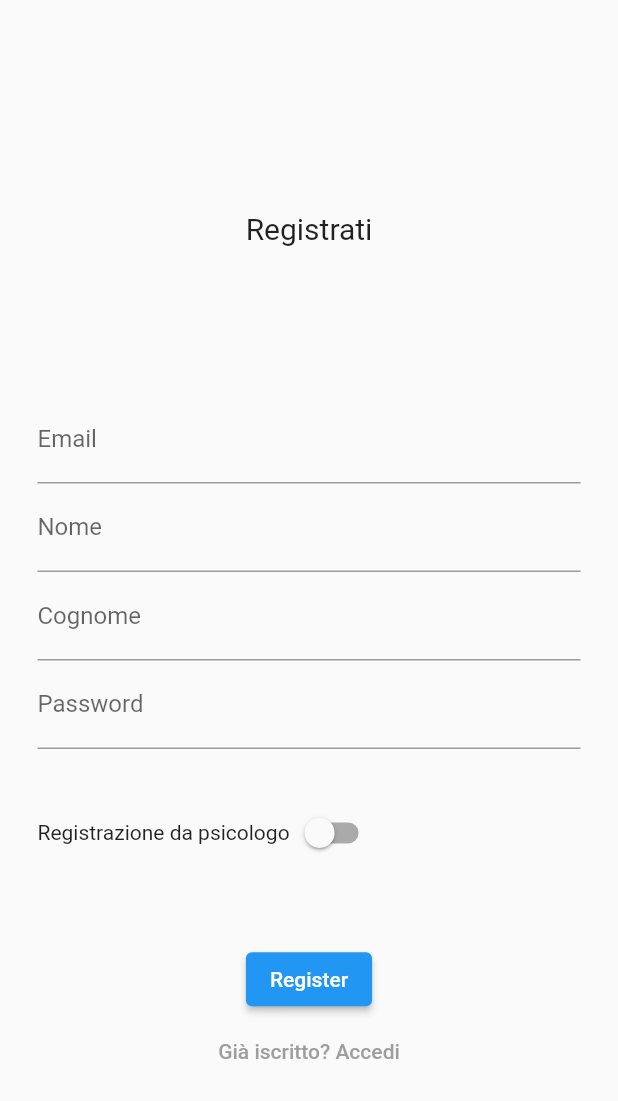
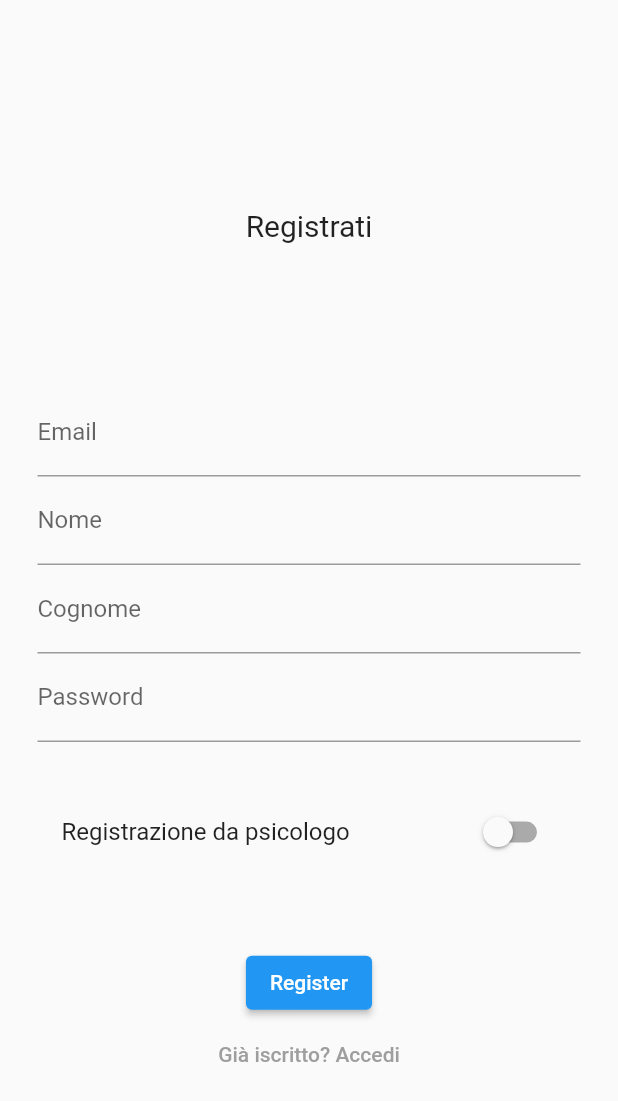
Before and after one commit to Glydric/cyberbullism_bully, a Flutter app: the RegisterPage screen opened directly, on a phone screen of 412 x 824 dp. Shown: the top 1101 px of the screen. Run offline on Flutter 3.47's test engine with Material 2 defaults, Android fonts, the phone set to English and light mode, and no system bars; our stand-ins replace shared_preferences; accounts and stored records are empty.

Commit message:
il tasto si adatta alla piattaforma

```diff
--- a/lib/View/user/login_registration/register_page.dart
+++ b/lib/View/user/login_registration/register_page.dart
@@ -82,16 +82,13 @@ class RegisterPageState extends State<RegisterPage> {
                       ),
                     ),
                   ),
-                  Row(children: [
-                    const Text("Registrazione da psicologo"),
-                    Switch(
-                      onChanged: (value) => setState(() => _isPsy = value)
 
-                      // if (_isPsy) _emailController.clear();
-                      ,
-                      value: _isPsy,
-                    ),
-                  ]),
+                  SwitchListTile.adaptive(
+                    //il metodo adaptive fa cambiare lo switch in base alla piattaforma
+                    title: const Text("Registrazione da psicologo"),
+                    onChanged: (value) => setState(() => _isPsy = value),
+                    value: _isPsy,
+                  ),
 
                   const Spacer(),
                   ElevatedButton(
```
